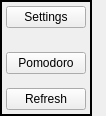
Old version of the form components/settings/settingsMenu.ui in the repository Szybet/sanki.
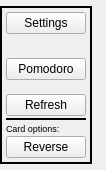
New version of the form. Icons and pictures are not drawn.

Commit message: added reverse option

Diff of the .ui file:
```diff
--- a/components/settings/settingsMenu.ui
+++ b/components/settings/settingsMenu.ui
@@ -7,7 +7,7 @@
     <x>0</x>
     <y>0</y>
     <width>106</width>
-    <height>99</height>
+    <height>170</height>
    </rect>
   </property>
   <property name="sizePolicy">
@@ -186,6 +186,52 @@
         </property>
        </widget>
       </item>
+      <item>
+       <layout class="QVBoxLayout" name="playLayout">
+        <property name="spacing">
+         <number>2</number>
+        </property>
+        <item>
+         <widget class="Line" name="line">
+          <property name="frameShadow">
+           <enum>QFrame::Plain</enum>
+          </property>
+          <property name="lineWidth">
+           <number>2</number>
+          </property>
+          <property name="orientation">
+           <enum>Qt::Horizontal</enum>
+          </property>
+         </widget>
+        </item>
+        <item>
+         <widget class="QLabel" name="cardLabel">
+          <property name="font">
+           <font>
+            <pointsize>7</pointsize>
+           </font>
+          </property>
+          <property name="text">
+           <string>Card options:</string>
+          </property>
+         </widget>
+        </item>
+        <item>
+         <widget class="QPushButton" name="reverseButton">
+          <property name="text">
+           <string>Reverse</string>
+          </property>
+          <property name="icon">
+           <iconset resource="../../Resources/sanki.qrc">
+            <normaloff>:/icons/rotation.png</normaloff>:/icons/rotation.png</iconset>
+          </property>
+          <property name="default">
+           <bool>false</bool>
+          </property>
+         </widget>
+        </item>
+       </layout>
+      </item>
      </layout>
     </widget>
    </item>
```
The commit also changes 14 other files.
